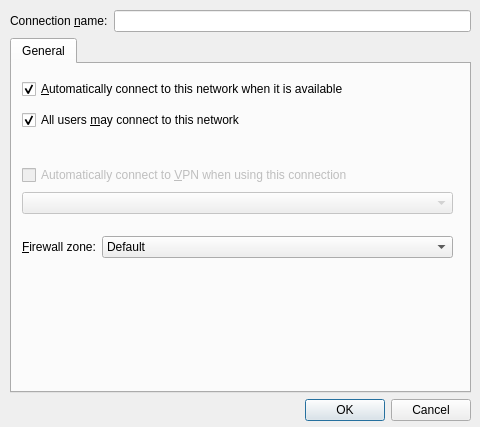
Before: the Qt Designer form connection-editor/ui/connectiondetaileditor.ui in KDE/networkmanagement, drawn with Qt 5.
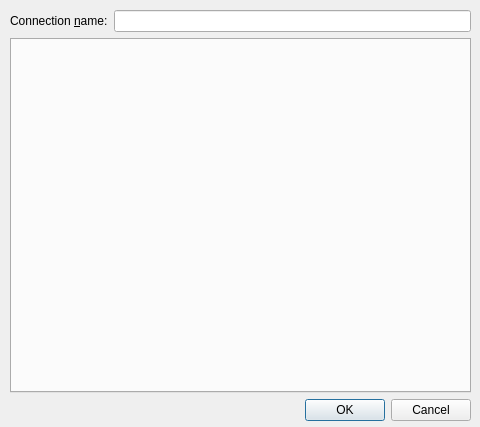
After: the same form once the commit is applied.

Commit message: Make general tab separated

Patch:
```diff
--- a/connection-editor/ui/connectiondetaileditor.ui
+++ b/connection-editor/ui/connectiondetaileditor.ui
@@ -45,151 +45,6 @@
       <property name="currentIndex">
        <number>0</number>
       </property>
-      <widget class="QWidget" name="tab">
-       <attribute name="title">
-        <string>General</string>
-       </attribute>
-       <widget class="QWidget" name="layoutWidget">
-        <property name="geometry">
-         <rect>
-          <x>10</x>
-          <y>170</y>
-          <width>431</width>
-          <height>26</height>
-         </rect>
-        </property>
-        <layout class="QHBoxLayout" name="horizontalLayout_2" stretch="2,56">
-         <property name="sizeConstraint">
-          <enum>QLayout::SetDefaultConstraint</enum>
-         </property>
-         <item>
-          <widget class="QLabel" name="label_2">
-           <property name="text">
-            <string>&amp;Firewall zone:</string>
-           </property>
-           <property name="buddy">
-            <cstring>firewallZone</cstring>
-           </property>
-          </widget>
-         </item>
-         <item>
-          <widget class="QComboBox" name="firewallZone">
-           <item>
-            <property name="text">
-             <string>Default</string>
-            </property>
-           </item>
-           <item>
-            <property name="text">
-             <string>drop</string>
-            </property>
-           </item>
-           <item>
-            <property name="text">
-             <string>work</string>
-            </property>
-           </item>
-           <item>
-            <property name="text">
-             <string>internal</string>
-            </property>
-           </item>
-           <item>
-            <property name="text">
-             <string>block</string>
-            </property>
-           </item>
-           <item>
-            <property name="text">
-             <string>home</string>
-            </property>
-           </item>
-           <item>
-            <property name="text">
-             <string>dmz</string>
-            </property>
-           </item>
-           <item>
-            <property name="text">
-             <string>public</string>
-            </property>
-           </item>
-           <item>
-            <property name="text">
-             <string>trusted</string>
-            </property>
-           </item>
-           <item>
-            <property name="text">
-             <string>external</string>
-            </property>
-           </item>
-          </widget>
-         </item>
-        </layout>
-       </widget>
-       <widget class="QWidget" name="layoutWidget">
-        <property name="geometry">
-         <rect>
-          <x>10</x>
-          <y>10</y>
-          <width>431</width>
-          <height>61</height>
-         </rect>
-        </property>
-        <layout class="QVBoxLayout" name="verticalLayout_2">
-         <item>
-          <widget class="QCheckBox" name="autoconnect">
-           <property name="text">
-            <string>&amp;Automatically connect to this network when it is available</string>
-           </property>
-           <property name="checked">
-            <bool>true</bool>
-           </property>
-          </widget>
-         </item>
-         <item>
-          <widget class="QCheckBox" name="allUsers">
-           <property name="text">
-            <string>All users &amp;may connect to this network</string>
-           </property>
-           <property name="checked">
-            <bool>true</bool>
-           </property>
-          </widget>
-         </item>
-        </layout>
-       </widget>
-       <widget class="QWidget" name="layoutWidget">
-        <property name="geometry">
-         <rect>
-          <x>10</x>
-          <y>100</y>
-          <width>431</width>
-          <height>51</height>
-         </rect>
-        </property>
-        <layout class="QVBoxLayout" name="verticalLayout_3">
-         <item>
-          <widget class="QCheckBox" name="autoconnectVpn">
-           <property name="enabled">
-            <bool>false</bool>
-           </property>
-           <property name="text">
-            <string>Automatically connect to &amp;VPN when using this connection</string>
-           </property>
-          </widget>
-         </item>
-         <item>
-          <widget class="QComboBox" name="vpnCombobox">
-           <property name="enabled">
-            <bool>false</bool>
-           </property>
-          </widget>
-         </item>
-        </layout>
-       </widget>
-      </widget>
      </widget>
     </item>
     <item>
```
Left out of the diff: 7 changed lines with no effect on the pictures. The commit also changes 5 other files.
